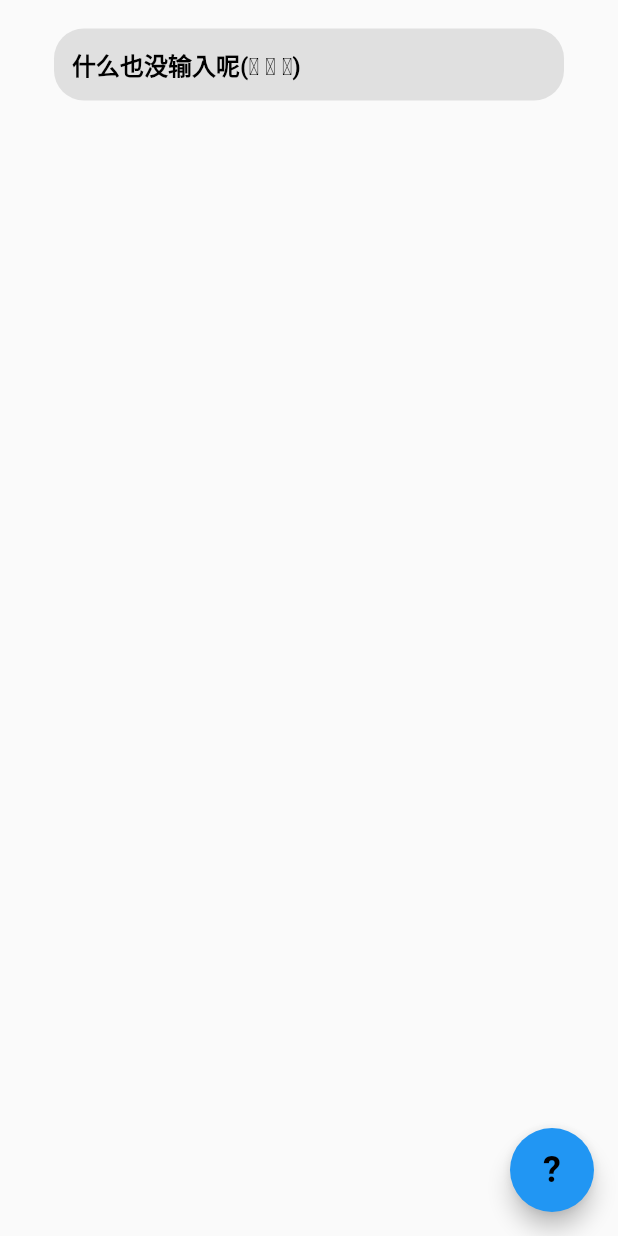
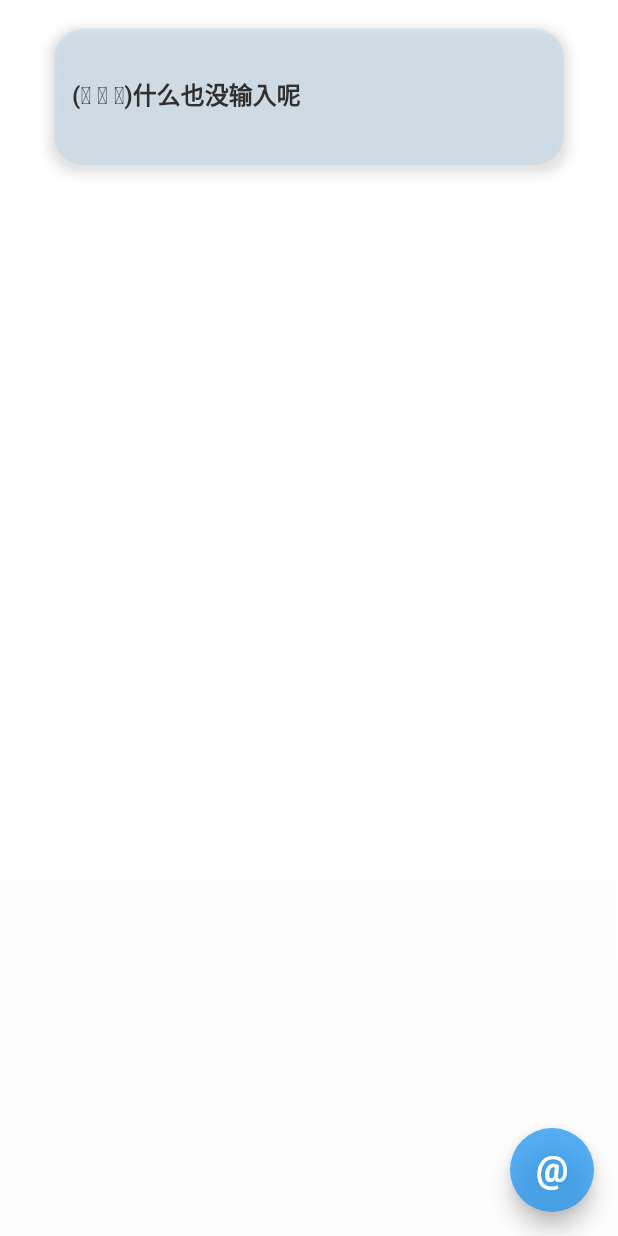
Before and after one commit to ZaiX4/Text_A103_Flutter, a Flutter app: the input_ui screen opened by its route, after a tap on "发送", on a phone screen of 412 x 824 dp. Run offline on Flutter 3.47's test engine with Material 2 defaults, Android fonts, the phone set to English and light mode, and no system bars; missing offline and left inert: flutter_displaymode.

Commit message:
稳定版本A4 增加美观性

```diff
--- /dev/null
+++ b/lib/gpt.dart
@@ -0,0 +1,34 @@
+
+import 'dart:convert';
+import 'package:http/http.dart' as http;
+
+Future<String> get_gpt_text() async {
+  var headers = {
+    'Authorization': 'Bearer fk....',
+    'User-Agent': 'Apifox/1.0.0 (https://apifox.com)',
+    'Content-Type': 'application/json'
+  };
+
+  var request = http.Request('POST', Uri.parse('https://oa.api2d.net/v1/chat/completions'));
+  request.body = json.encode({
+    "model": "gpt-3.5-turbo",
+    "messages": [
+      {
+        "role": "user",
+        "content": "讲个笑话"
+      }
+    ],
+    "safe_mode": false
+  });
+  request.headers.addAll(headers);
+
+  http.StreamedResponse response = await request.send();
+
+  if (response.statusCode == 200) {
+    return await response.stream.bytesToString();
+  }
+  else {
+    return response.reasonPhrase.toString();
+  }
+
+}
--- a/lib/output_ui.dart
+++ b/lib/output_ui.dart
@@ -1,12 +1,13 @@
-
 
 import 'package:flutter/material.dart';
 
 var chat_ls = <ChatBubble>[];
 
+
 class output_ui extends StatelessWidget {
   @override
   //当组件被调用时,会触发build函数
+
   Widget build(BuildContext context) {
 
     //传递一个message过来
@@ -15,13 +16,13 @@ class output_ui extends StatelessWidget {
 
     if (message != null) {
       // 参数不为空，可以使用它
+
       if(message == "") {
-        message = "什么也没输入呢(ᗜ ˰ ᗜ)";
-        chat_ls.add(ChatBubble(text: message));
+        chat_ls.add(ChatBubble(text: "(ᗜ ˰ ᗜ)什么也没输入呢",id: chat_ls.length+1,));
       }
       else {
-        message = "(ᗜ ˰ ᗜ)检测到输入:\n$message";
-        chat_ls.add(ChatBubble(text: message));
+        chat_ls.add(ChatBubble(text: "(ᗜ ˰ ᗜ)检测到输入:",id: chat_ls.length+1,));
+        chat_ls.add(ChatBubble(text: "[user_input]\n$message",id: chat_ls.length+1,));
       }
     }
 
@@ -31,9 +32,23 @@ class output_ui extends StatelessWidget {
       home: Scaffold(
 
         //内容区域,调用自定义组件
-        body: ChatList(),
+        body: Stack(
+          children: <Widget>[
+          Container(
+            decoration: const BoxDecoration(
+              gradient: LinearGradient(
+                begin: Alignment.topCenter,
+                end: Alignment.bottomCenter,
+                colors: [Colors.white,Colors.white70],
+              ),
+            ),
+          ),
+            ChatList()
+          ]
+        ),
 
         floatingActionButton: FloatingActionButton(
+          backgroundColor: Colors.blue.withOpacity(0.75), // 设置透明度
           onPressed: () {
             // 处理点击事件
             print('FloatingActionButton Clicked');
@@ -41,10 +56,10 @@ class output_ui extends StatelessWidget {
             // 在此处执行你的操作
           },
           child: const Text(
-            "?",
+            "@",
 
             style: TextStyle(
-              color: Colors.black,
+              color: Colors.white,
               fontWeight: FontWeight.bold,
               fontSize: 24.0,
             ),
@@ -64,6 +79,7 @@ class ChatList extends StatelessWidget {
   Widget build(BuildContext context) {
 
     return ListView.builder(
+
       itemCount: chat_ls.length,
       itemBuilder: (context, index) {
         return ListTile(
@@ -76,26 +92,58 @@ class ChatList extends StatelessWidget {
 
 class ChatBubble extends StatelessWidget {
   final String text;
+  final int id;
 
-  ChatBubble({required this.text});
+  ChatBubble({required this.text,required this.id});
 
   @override
   Widget build(BuildContext context) {
+
+    var x = (id % 20) *0.05 + 0.05;
+
+
+    if(x>=0.2 && x<=0.4){
+      x = 0.2;
+    }
+    if(x>=0.4 && x<=0.6){
+      x = 0.6;
+    }
+
+    var y;
+    if(x>=0.6){
+      y = -255 * (x-1)*(x-1)*(x-1)*(x-1)*(x-1)*(x-1) + 255;
+    }
+    else {
+      y = -255 * (x-1)*(x-1) + 255;
+    }
+
+
+    Color text_color = Color.fromARGB(255, y.toInt(), y.toInt(), y.toInt());
+
     return Container(
       margin: EdgeInsets.symmetric(vertical: 15.0,horizontal: 20.0),
       padding: EdgeInsets.all(12.0),
       decoration: BoxDecoration(
-        color: Colors.grey.shade300,
+        boxShadow: [
+          BoxShadow(
+            color: Colors.grey.withOpacity(0.3), // 阴影颜色
+            spreadRadius: 3, // 阴影扩散半径
+            blurRadius: 5, // 阴影模糊半径
+            offset: Offset(0, 3), // 阴影偏移
+          ),
+        ],
+        color: Colors.blue.withOpacity((id % 20) *0.05 + 0.05),
         borderRadius: BorderRadius.circular(20.0),
       ),
       child: SelectableText(
-        text,
-        style: const TextStyle(
-          color: Colors.black,
+        '\n$text\n',
+        style: TextStyle(
+          color: text_color,
           fontWeight: FontWeight.bold,
           fontSize: 16.0,
         ),
       ),
+
     );
   }
 }
--- a/pubspec.yaml
+++ b/pubspec.yaml
@@ -37,6 +37,7 @@ dependencies:
   cupertino_icons: ^1.0.2
   flutter_displaymode: ^0.6.0
   video_player: ^2.7.1
+  http: ^1.1.0
 
 dev_dependencies:
   flutter_test:
@@ -59,7 +60,10 @@ flutter:
   # included with your application, so that you can use the icons in
   # the material Icons class.
   uses-material-design: true
-
+  assets:
+    - assets/background_image.jpg
+    - assets/水神.jpg
+    - assets/原神启动.jpg
 
   # To add assets to your application, add an assets section, like this:
   # assets:
```
Also changed, not shown: assets/background_image.jpg (added), assets/原神启动.jpg (added), assets/水神.jpg (added), pubspec.lock.
